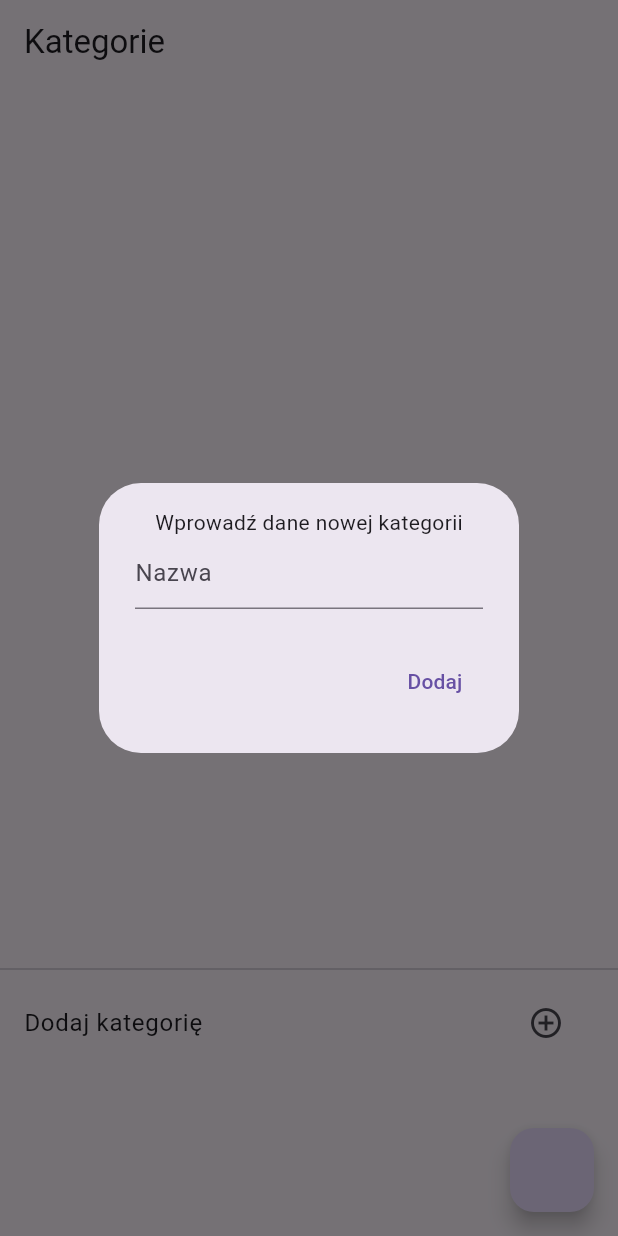
After one commit to lukcza/budget_manager, a Flutter app: the NewMonthCategoryPage screen opened by its route, after a tap on the "add circle outline" icon, on a phone screen of 412 x 824 dp. The commit adds this screen. Run offline on Flutter 3.47's test engine with Material 3 defaults, Android fonts, the phone set to English and light mode, and no system bars; our stand-ins replace fl_chart, go_router, image_picker, sqflite; missing offline and left inert: google_mlkit_document_scanner, google_mlkit_text_recognition; accounts and stored records are empty.

Commit message:
New_month functions page and something

```diff
--- a/lib/main.dart
+++ b/lib/main.dart
@@ -5,6 +5,9 @@
 import 'package:budget_manager/pages/home/home_page_new.dart';
 import 'package:budget_manager/pages/home_page.dart';
 import 'package:budget_manager/pages/month_page/month_page.dart';
+import 'package:budget_manager/pages/month_template/new_month_budget_update_page.dart';
+import 'package:budget_manager/pages/month_template/new_month_category_page.dart';
+import 'package:budget_manager/pages/month_template/new_month_options_page.dart';
 import 'package:budget_manager/pages/receipt_scanner_page/ReceiptScanner.dart';
 import 'package:flutter/material.dart';
 import 'package:go_router/go_router.dart';
@@ -13,20 +16,27 @@
 Future<void> main() async {
   WidgetsFlutterBinding.ensureInitialized();
 
-  int currentMonthId = await Month.ensureCurrentMonth();
+  final currentMonthData = await Month.ensureCurrentMonth();
+  int currentMonthId = currentMonthData['newMonthId'];
+  bool isNewMonthExist = currentMonthData['isNewMonthExist'];
   runApp(MyApp(
     currentMonthId: currentMonthId,
+    isNewMonthExist: isNewMonthExist,
   ));
 }
 
 class MyApp extends StatelessWidget {
-  MyApp({super.key, required this.currentMonthId});
+  MyApp(
+      {super.key, required this.currentMonthId, required this.isNewMonthExist});
+
   final int currentMonthId;
+  final bool isNewMonthExist;
+
   @override
   Widget build(BuildContext context) {
     return MaterialApp.router(
       routerConfig: GoRouter(
-        initialLocation: '/',
+        initialLocation: isNewMonthExist ? '/' : '/',
         routes: [
           GoRoute(
               path: '/',
@@ -59,7 +69,22 @@
               builder: (context, state) => MonthPage(
                     currentMonthId: currentMonthId,
                   )),
-          GoRoute(path: '/receipt_scanner',builder: (context,state) =>ReceiptScanner())
+          GoRoute(
+              path: '/receipt_scanner',
+              builder: (context, state) => ReceiptScanner()),
+          GoRoute(
+              path: '/new_month',
+              builder: (context, state) => NewMonthBudgetUpdatePage(
+                    currentMonthId: currentMonthId,
+                  )),
+          GoRoute(
+              path: '/new_categories',
+              builder: (context, state) =>
+                  NewMonthCategoryPage(currentMonthId: currentMonthId)),
+          GoRoute(
+              path: '/new_options',
+              builder: (context, state) =>
+                  NewMonthOptionsPage(currentMonthId: currentMonthId))
           //GoRoute(path: '/stats', builder: (context,state)=>Stats()),
         ],
       ),
--- /dev/null
+++ b/lib/pages/month_template/new_month_category_page.dart
@@ -0,0 +1,131 @@
+import 'package:budget_manager/models/month.dart';
+import 'package:flutter/material.dart';
+import 'package:go_router/go_router.dart';
+
+import '../../models/category.dart';
+
+class NewMonthCategoryPage extends StatefulWidget {
+  NewMonthCategoryPage({super.key, required this.currentMonthId});
+  final currentMonthId;
+  @override
+  State<NewMonthCategoryPage> createState() => _NewMonthCategoryPageState();
+}
+
+class _NewMonthCategoryPageState extends State<NewMonthCategoryPage> {
+  late Future<List<Category>> categoriesList;
+  final categoryNameController = TextEditingController();
+
+  @override
+  void initState() {
+    super.initState();
+    categoriesList = _loadCategories();
+  }
+
+  Future<List<Category>> _loadCategories() async {
+    Month? currentMonth = await Month.getById(widget.currentMonthId);
+    if (currentMonth != null) {
+      return currentMonth.categories;
+    } else {
+      return [];
+    }
+  }
+
+  Future<void> _addCategory() async {
+    Category category = Category(
+      monthId: widget.currentMonthId,
+      name: categoryNameController.text,
+    );
+    await category.save();
+
+    setState(() {
+      categoriesList = _loadCategories();
+    });
+
+    categoryNameController.clear();
+  }
+
+  @override
+  Widget build(BuildContext context) {
+    return Scaffold(
+      appBar: AppBar(title: Text("Kategorie")),
+      body: FutureBuilder(
+        future: categoriesList,
+        builder: (BuildContext context, snapshot) {
+          if (snapshot.connectionState == ConnectionState.waiting) {
+            return Center(child: CircularProgressIndicator());
+          } else if (snapshot.hasError) {
+            return Center(child: Icon(Icons.error_outline));
+          } else if (snapshot.hasData) {
+            return Column(
+              children: [
+                Expanded(
+                  child: ListView.builder(
+                    itemCount: snapshot.data!.length,
+                    itemBuilder: (context, index) {
+                      snapshot.data![index].loadOptions();
+                      return ListTile(
+                        title: Text(snapshot.data![index].name),
+                        subtitle: Text(
+                          "Suma planowanych kosztów: ${snapshot.data![index].totalPlannedCost} "
+                              "Ilość opcji: ${snapshot.data![index].options.length}",
+                        ),
+                        trailing: IconButton(
+                          onPressed: () {},
+                          icon: Icon(Icons.remove_circle_outline),
+                        ),
+                      );
+                    },
+                  ),
+                ),
+                Divider(),
+                Container(
+                  padding: const EdgeInsets.only(bottom: 20),
+                  child: Container(
+                    height: 150,
+                    child: ListTile(
+                      title: Text("Dodaj kategorię"),
+                      trailing: IconButton(
+                        onPressed: () {
+                          showDialog(
+                            context: context,
+                            builder: (BuildContext context) => AlertDialog(
+                              content: Column(
+                                mainAxisSize: MainAxisSize.min,
+                                children: [
+                                  Text("Wprowadź dane nowej kategorii"),
+                                  TextField(
+                                    controller: categoryNameController,
+                                    decoration: InputDecoration(
+                                      hintText: "Nazwa",
+                                    ),
+                                  ),
+                                ],
+                              ),
+                              actions: [
+                                TextButton(
+                                  onPressed: () async {
+                                    await _addCategory();
+                                    Navigator.pop(context);
+                                  },
+                                  child: Text("Dodaj"),
+                                ),
+                              ],
+                            ),
+                          );
+                        },
+                        icon: Icon(Icons.add_circle_outline),
+                      ),
+                    ),
+                  ),
+                ),
+              ],
+            );
+          } else {
+            return Center(child: Text("Brak kategorii"));
+          }
+        },
+      ),
+      floatingActionButton: FloatingActionButton(onPressed: ()=>context.go('/new_options')),
+    );
+  }
+}
```
Also changed, not shown: lib/models/month.dart (+15 -8 lines), lib/pages/budget/budget_page_chart_view.dart (renamed from lib/pages/budget/budget_page.dart, +8 -5 lines), lib/pages/month_template/new_month_budget_update_page.dart (added, +61 -0 lines), lib/pages/month_template/new_month_options_page.dart (added, +74 -0 lines).
